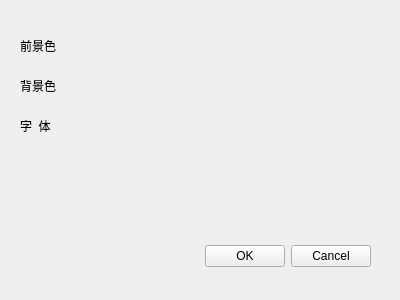
yjduoduo/auto_c_code, file auto_c_code/setup1.ui: the form before one commit.
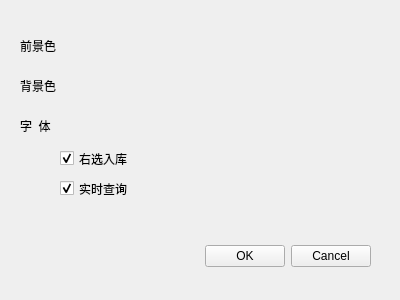
The form after the commit.

Commit message: 实时查询通过设置里的checkbox来选择控制，定时器默认会检测是否选择；优化快捷键清空；

```diff
--- a/auto_c_code/setup1.ui
+++ b/auto_c_code/setup1.ui
@@ -134,6 +134,38 @@
     <bool>true</bool>
    </property>
   </widget>
+  <widget class="QCheckBox" name="checkBox_rightTextSelectIndb">
+   <property name="geometry">
+    <rect>
+     <x>60</x>
+     <y>150</y>
+     <width>72</width>
+     <height>17</height>
+    </rect>
+   </property>
+   <property name="text">
+    <string>右选入库</string>
+   </property>
+   <property name="checked">
+    <bool>true</bool>
+   </property>
+  </widget>
+  <widget class="QCheckBox" name="checkBox_rtQuery">
+   <property name="geometry">
+    <rect>
+     <x>60</x>
+     <y>180</y>
+     <width>72</width>
+     <height>17</height>
+    </rect>
+   </property>
+   <property name="text">
+    <string>实时查询</string>
+   </property>
+   <property name="checked">
+    <bool>true</bool>
+   </property>
+  </widget>
  </widget>
  <resources/>
  <connections>
```
The commit also changes 7 other files.
